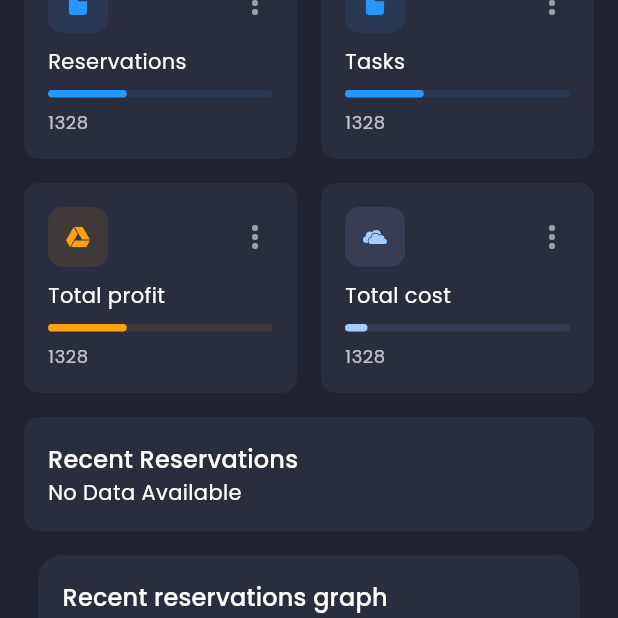
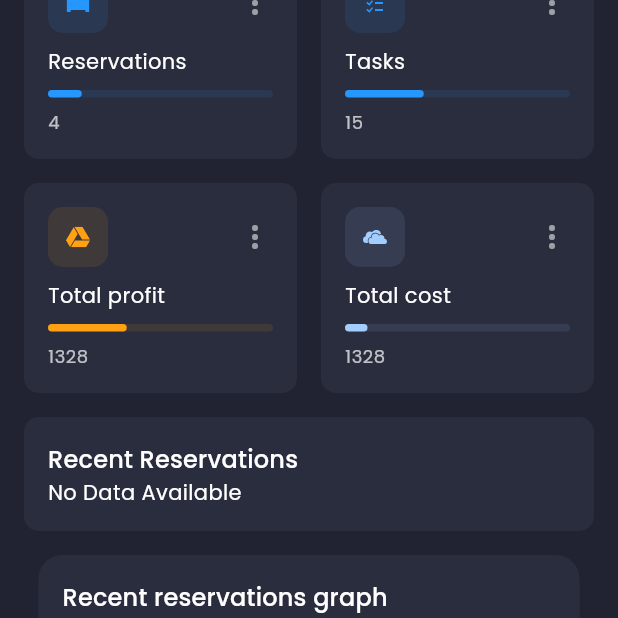
Before and after one commit to Karlo11111/AedisResponsiveAdminPanel, a Flutter app: the screen it shows after launch, scrolled down 226 dp, on a phone screen of 412 x 824 dp, the top half of it. Run offline on Flutter 3.47's test engine with Material 3 defaults, Android fonts, the phone set to English and light mode, and no system bars; our stand-ins replace charts_flutter, cloud_firestore, firebase_core, flutter_svg, google_fonts; accounts and stored records are empty; statements that could not run were skipped.

Commit message:
Minor Design Changes

```diff
--- a/lib/models/MyReservations.dart
+++ b/lib/models/MyReservations.dart
@@ -18,16 +18,16 @@ class CloudStorageInfo {
 List demoMyFiles = [
   CloudStorageInfo(
     title: "Reservations",
-    numOfFiles: 1328,
-    svgSrc: "assets/icons/Documents.svg",
+    numOfFiles: 4,
+    svgSrc: "assets/icons/reservations.svg",
 
     color: primaryColor,
-    percentage: 35,
+    percentage: 15,
   ),
   CloudStorageInfo(
     title: "Tasks",
-    numOfFiles: 1328,
-    svgSrc: "assets/icons/Documents.svg",
+    numOfFiles: 15,
+    svgSrc: "assets/icons/tasks.svg",
 
     color: primaryColor,
     percentage: 35,
--- a/lib/models/RecentReservations.dart
+++ b/lib/models/RecentReservations.dart
@@ -6,8 +6,10 @@ class UserReservation {
   final Timestamp? checkInDate;
   final Timestamp? checkOutDate;
   final String? adults, children, email, phone, password;
+  final String? roomNumber;
 
   UserReservation({
+    this.roomNumber,
     this.adults,
     this.children,
     this.email,
@@ -19,6 +21,7 @@ class UserReservation {
     this.size,
     this.checkOutDate,
   });
+
   //getting all data from firebase
   factory UserReservation.fromMap(Map<String, dynamic> data) {
     return UserReservation(
@@ -31,6 +34,7 @@ class UserReservation {
       adults: data['adults'] ?? "No Adults",
       email: data['email'] ?? "No Email",
       phone: data['phone'] ?? "No Phone",
+      roomNumber: data['roomNumber'] ?? "",
     );
   }
   //check in date
@@ -41,6 +45,7 @@ class UserReservation {
       return "No Date";
     }
   }
+
   //check out date
   String getFormattedCheckOutDate() {
     if (checkOutDate != null) {
--- a/lib/screens/dashboard/components/activity_overview.dart
+++ b/lib/screens/dashboard/components/activity_overview.dart
@@ -49,7 +49,7 @@ class ActivityOverview extends StatelessWidget {
                 if (bookingTimestamp.compareTo(eightHoursAgoTimestamp) >= 0) {
                   recentBookings.add({
                     'Type': bookingType,
-                    'Name': booking['Name'],
+                    'Name': booking['Name'] ?? 'No Booking',
                     'DateOfBooking': bookingTimestamp
                         .toDate(), // Convert to DateTime for display
                   });
--- a/lib/screens/dashboard/components/recent_reservations.dart
+++ b/lib/screens/dashboard/components/recent_reservations.dart
@@ -169,6 +169,7 @@ void showMoreInfoDialog(BuildContext context, UserReservation reservation) {
               SizedBox(height: defaultPadding),
               Text("Guests account password: ${reservation.password}"),
               SizedBox(height: defaultPadding),
+              Text("Guests room number: ${reservation.roomNumber}"),
             ],
           ),
         ),
--- a/lib/screens/main/components/side_menu.dart
+++ b/lib/screens/main/components/side_menu.dart
@@ -24,8 +24,8 @@ class SideMenu extends StatelessWidget {
             selectedIndex: selectedIndex == 0,
           ),
           DrawerListTile(
-            title: "Tasks",
-            svgSrc: "assets/icons/menu_task.svg",
+            title: "Calendar",
+            svgSrc: "assets/icons/calendar.svg",
             press: () => onItemSelected(1),
             selectedIndex: selectedIndex == 1,
           ),
--- a/lib/screens/main/main_screen.dart
+++ b/lib/screens/main/main_screen.dart
@@ -3,7 +3,7 @@
 import 'package:admin/controllers/MenuAppController.dart';
 import 'package:admin/responsive.dart';
 import 'package:admin/screens/dashboard/dashboard_screen.dart';
-import 'package:admin/screens/tasks/tasks_screen.dart';
+import 'package:admin/screens/calendar/calendar_screen.dart';
 import 'package:flutter/material.dart';
 import 'package:provider/provider.dart';
 
@@ -30,9 +30,9 @@ class _MainScreenState extends State<MainScreen> {
       case 0:
         return DashboardScreen();
       case 1:
-        return TasksScreen();
+        return CalendarScreen();
       default:
-        return DashboardScreen(); // or some other default
+        return DashboardScreen();
     }
   }
 
```
Also changed, not shown: lib/screens/calendar/calendar_screen.dart (added, +15 -0 lines), lib/screens/tasks/tasks_screen.dart (deleted, +0 -15 lines), assets/icons/calendar.svg (added), assets/icons/reservations.svg (added), assets/icons/tasks.svg (added).
